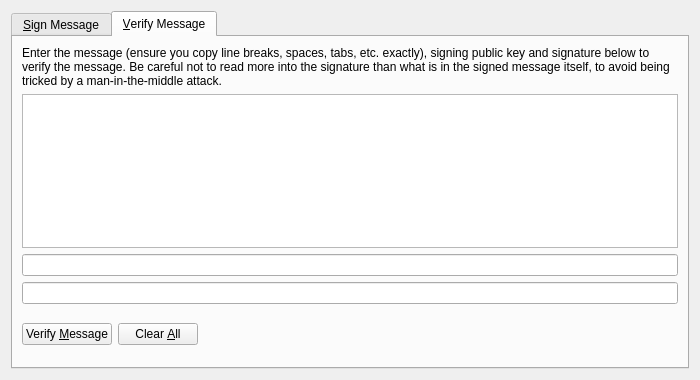
Before: the Qt Designer form src/qt/forms/signverifymessagedialog.ui in Max-Coin/maxcoin-dev-staging, drawn with Qt 5.
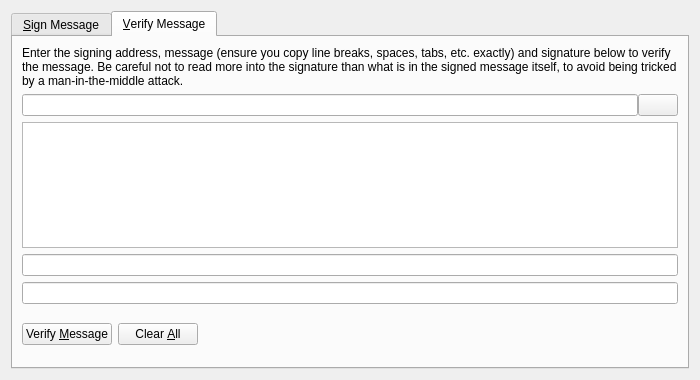
After: the same form once the commit is applied. The open tabs and pages were chosen to show the change. Icons and pictures are not drawn. Custom widgets are drawn as their Qt base class.

```diff
--- a/src/qt/forms/signverifymessagedialog.ui
+++ b/src/qt/forms/signverifymessagedialog.ui
@@ -240,7 +240,7 @@
        <item>
         <widget class="QLabel" name="infoLabel_VM">
          <property name="text">
-          <string>Enter the message (ensure you copy line breaks, spaces, tabs, etc. exactly), signing public key and signature below to verify the message. Be careful not to read more into the signature than what is in the signed message itself, to avoid being tricked by a man-in-the-middle attack.</string>
+          <string>Enter the signing address, message (ensure you copy line breaks, spaces, tabs, etc. exactly) and signature below to verify the message. Be careful not to read more into the signature than what is in the signed message itself, to avoid being tricked by a man-in-the-middle attack.</string>
          </property>
          <property name="textFormat">
           <enum>Qt::PlainText</enum>
@@ -258,6 +258,33 @@
          <property name="spacing">
           <number>0</number>
          </property>
+         <item>
+          <widget class="QValidatedLineEdit" name="addressIn_VM">
+           <property name="toolTip">
+            <string>The address the message was signed with (e.g. 1NS17iag9jJgTHD1VXjvLCEnZuQ3rJDE9L)</string>
+           </property>
+          </widget>
+         </item>
+         <item>
+          <widget class="QPushButton" name="addressBookButton_VM">
+           <property name="toolTip">
+            <string>Choose previously used address</string>
+           </property>
+           <property name="text">
+            <string/>
+           </property>
+           <property name="icon">
+            <iconset resource="../bitcoin.qrc">
+             <normaloff>:/icons/address-book</normaloff>:/icons/address-book</iconset>
+           </property>
+           <property name="shortcut">
+            <string>Alt+A</string>
+           </property>
+           <property name="autoDefault">
+            <bool>false</bool>
+           </property>
+          </widget>
+         </item>
         </layout>
        </item>
        <item>
```
Left out of the diff: 19 changed lines with no effect on the pictures.
